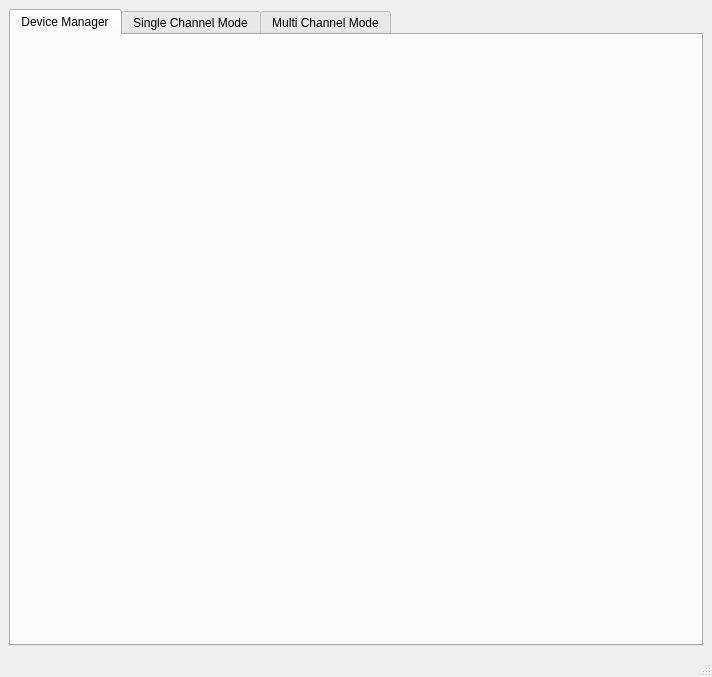
Before: the Qt Designer form expresso_python_api/expresso/gui/expresso_gui.ui in iorodeo/expresso_device_software, drawn with Qt 5.
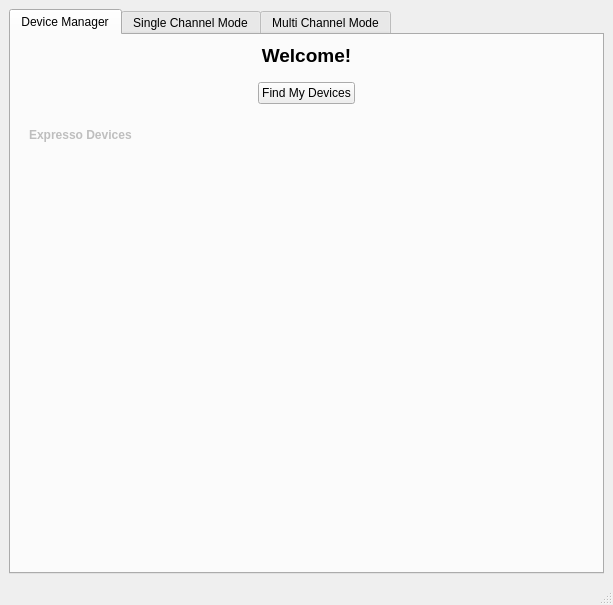
After: the same form once the commit is applied. Custom widgets are drawn as their Qt base class.

Commit message: made some progress on connecting multiple devices

```diff
--- a/expresso_python_api/expresso/gui/expresso_gui.ui
+++ b/expresso_python_api/expresso/gui/expresso_gui.ui
@@ -6,10 +6,15 @@
    <rect>
     <x>0</x>
     <y>0</y>
-    <width>712</width>
-    <height>677</height>
+    <width>613</width>
+    <height>605</height>
    </rect>
   </property>
+  <property name="font">
+   <font>
+    <family>Arial</family>
+   </font>
+  </property>
   <property name="windowTitle">
    <string>Expresso Capillary Sensor</string>
   </property>
@@ -17,6 +22,14 @@
    <layout class="QVBoxLayout" name="verticalLayout_9">
     <item>
      <widget class="QTabWidget" name="tabWidget">
+      <property name="enabled">
+       <bool>true</bool>
+      </property>
+      <property name="font">
+       <font>
+        <family>Arial</family>
+       </font>
+      </property>
       <property name="currentIndex">
        <number>0</number>
       </property>
@@ -24,7 +37,118 @@
        <attribute name="title">
         <string>Device Manager</string>
        </attribute>
-       <layout class="QVBoxLayout" name="verticalLayout_8">
+       <layout class="QVBoxLayout" name="verticalLayout_12">
+        <item>
+         <widget class="QLabel" name="label_7">
+          <property name="sizePolicy">
+           <sizepolicy hsizetype="Preferred" vsizetype="Minimum">
+            <horstretch>0</horstretch>
+            <verstretch>0</verstretch>
+           </sizepolicy>
+          </property>
+          <property name="font">
+           <font>
+            <family>Arial</family>
+            <pointsize>14</pointsize>
+            <weight>75</weight>
+            <bold>true</bold>
+           </font>
+          </property>
+          <property name="text">
+           <string>Welcome!</string>
+          </property>
+          <property name="alignment">
+           <set>Qt::AlignCenter</set>
+          </property>
+         </widget>
+        </item>
+        <item>
+         <widget class="QWidget" name="widget_12" native="true">
+          <layout class="QHBoxLayout" name="horizontalLayout_2">
+           <item>
+            <spacer name="horizontalSpacer_13">
+             <property name="orientation">
+              <enum>Qt::Horizontal</enum>
+             </property>
+             <property name="sizeHint" stdset="0">
+              <size>
+               <width>40</width>
+               <height>20</height>
+              </size>
+             </property>
+            </spacer>
+           </item>
+           <item>
+            <widget class="QPushButton" name="scanPushButton">
+             <property name="font">
+              <font>
+               <family>Arial</family>
+              </font>
+             </property>
+             <property name="text">
+              <string>Find My Devices</string>
+             </property>
+            </widget>
+           </item>
+           <item>
+            <spacer name="horizontalSpacer_14">
+             <property name="orientation">
+              <enum>Qt::Horizontal</enum>
+             </property>
+             <property name="sizeHint" stdset="0">
+              <size>
+               <width>40</width>
+               <height>20</height>
+              </size>
+             </property>
+            </spacer>
+           </item>
+          </layout>
+          <zorder>scanPushButton</zorder>
+          <zorder>plainTextEdit</zorder>
+          <zorder>horizontalSpacer_13</zorder>
+          <zorder>horizontalSpacer_14</zorder>
+         </widget>
+        </item>
+        <item>
+         <widget class="QWidget" name="devWidgetContainer" native="true">
+          <property name="enabled">
+           <bool>false</bool>
+          </property>
+          <property name="font">
+           <font>
+            <family>Arial</family>
+           </font>
+          </property>
+          <property name="styleSheet">
+           <string notr="true"/>
+          </property>
+          <layout class="QVBoxLayout" name="verticalLayout_8">
+           <item>
+            <widget class="QLabel" name="label_14">
+             <property name="font">
+              <font>
+               <family>Arial</family>
+               <weight>75</weight>
+               <bold>true</bold>
+              </font>
+             </property>
+             <property name="text">
+              <string>Expresso Devices</string>
+             </property>
+            </widget>
+           </item>
+           <item>
+            <widget class="QWidget" name="devWidget" native="true">
+             <property name="styleSheet">
+              <string notr="true"/>
+             </property>
+             <layout class="QVBoxLayout" name="devWidgetVLay"/>
+            </widget>
+           </item>
+          </layout>
+         </widget>
+        </item>
         <item>
          <spacer name="verticalSpacer">
           <property name="orientation">
```
Left out of the diff: 8 changed lines with no effect on the pictures. The commit also changes 2 other files.
